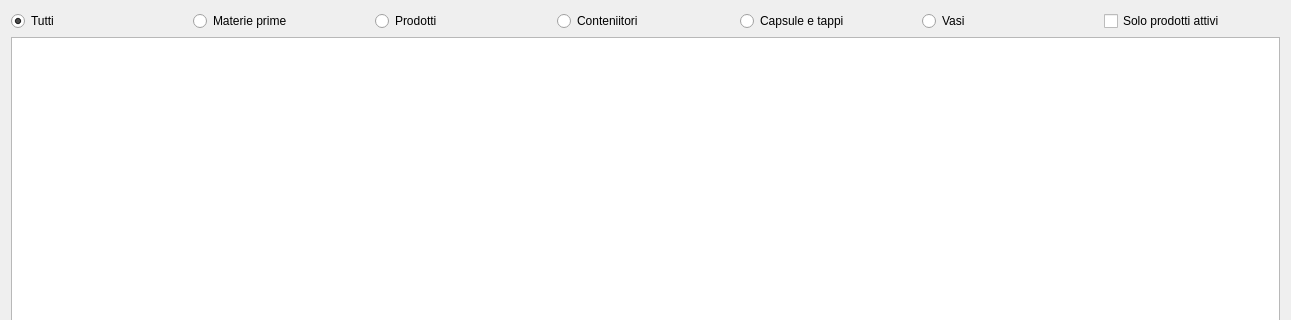
Old version of the form hprodottinew.ui in the repository fblabs/hamlet-mod-sancon; both pictures show x 0 to 1291 and y 0 to 320 of the 1291 by 553 pixel window.
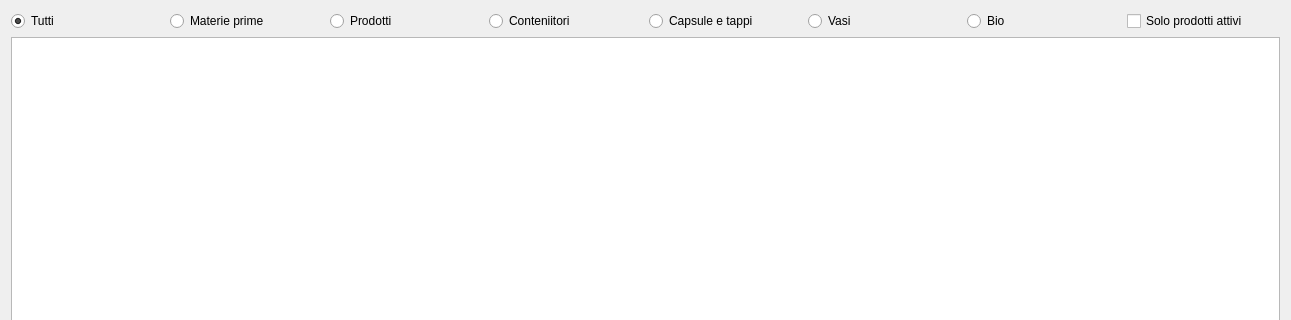
New version of the form. Icons and pictures are not drawn.

Diff of the .ui file:
```diff
--- a/hprodottinew.ui
+++ b/hprodottinew.ui
@@ -70,6 +70,13 @@
          </property>
         </widget>
        </item>
+       <item>
+        <widget class="QRadioButton" name="rbBio">
+         <property name="text">
+          <string>Bio</string>
+         </property>
+        </widget>
+       </item>
        <item>
         <widget class="QCheckBox" name="checkBox">
          <property name="text">
```
Left out of the diff: 8 changed lines with no effect on the pictures.
